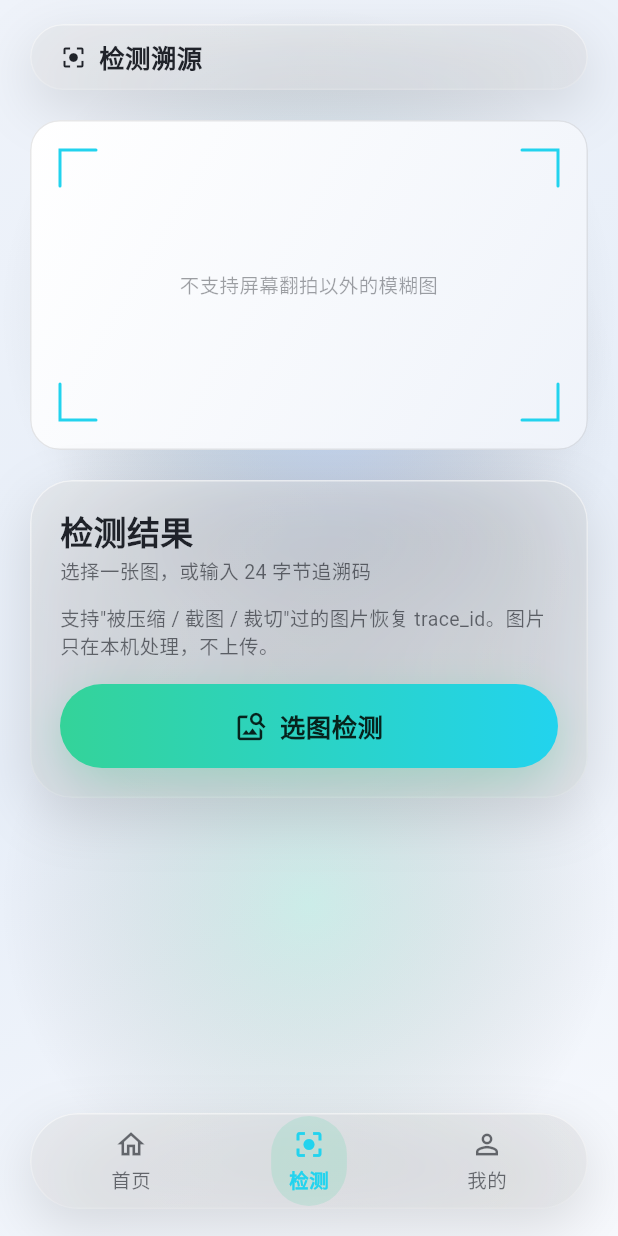
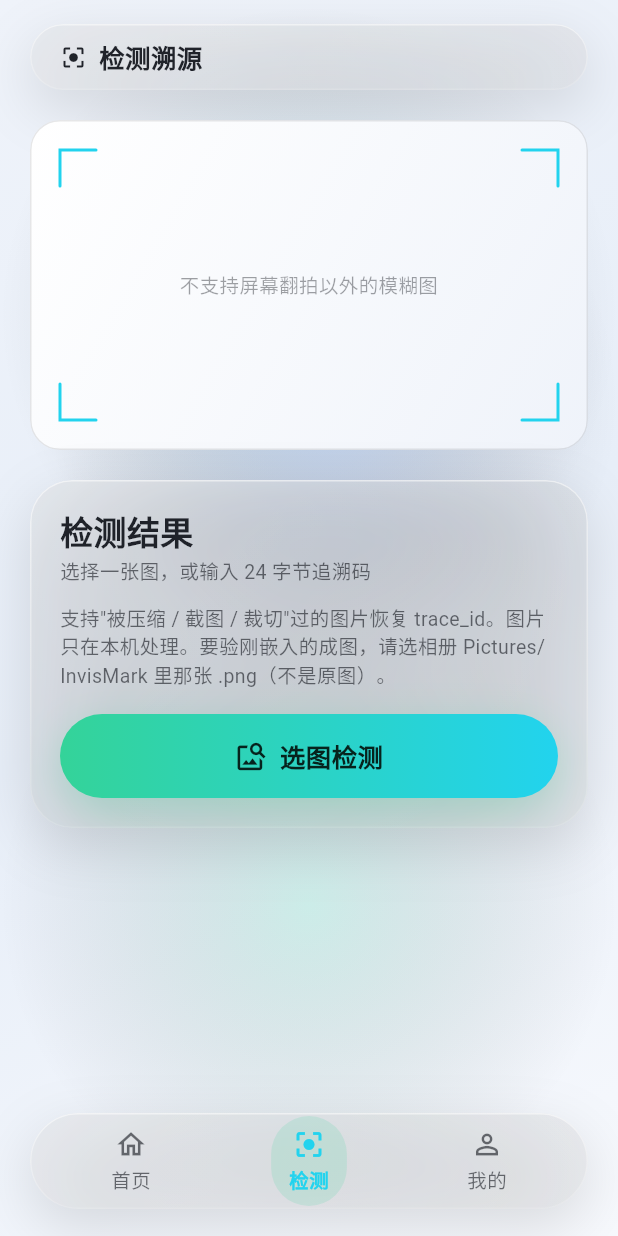
Before and after one commit to taike-ark/InvisMark, a Flutter app: the screen it shows after launch, item 2 of the bottom bar chosen, on a phone screen of 412 x 824 dp. Run offline on Flutter 3.47's test engine with Material 3 defaults, Android fonts, the phone set to English and light mode, and no system bars.

Commit message:
feat(mobile): 结果页「验证这张图」+ 检测页「检测最近这张成图」诊断入口
- 结果页新增一键验证：直接对刚嵌入的 bytes 跑本机提取，弹窗显示命中/trace_id/自定义内容/置信度，
  用于区分「选错图」与「真的检不出」
- 检测页新增「检测最近这张成图」按钮，不用选图即可验证最近一次嵌入
- 检测页提示：验成图要选 Pictures/InvisMark 里的 .png（不是原图）
- 新增 LocalEngine 回归测试（mock 原生 prefs）：自定义内容/标准码两条链路都通过
- 修 detect_screen 缺 dart:typed_data 导入

```diff
--- a/apps/mobile/lib/screens/detect_screen.dart
+++ b/apps/mobile/lib/screens/detect_screen.dart
@@ -5,6 +5,8 @@
 // 玻璃预算（≤ 3）：① 顶部标题胶囊 ② 状态卡 ③ 悬浮 TabBar。
 // 玻璃卡内不再嵌玻璃按钮（避免"玻璃套玻璃"），卡内动作用扁平按钮。
 // 取景区是图片区域：零玻璃、零模糊。
+
+import 'dart:typed_data';
 
 import 'package:flutter/material.dart';
 
@@ -57,6 +59,25 @@ class _DetectScreenState extends State<DetectScreen> {
     _toast(message);
   }
 
+  /// 直接检测「最近一次嵌入的成图」，不经过选图——用于排除选错图的情况。
+  Future<void> _detectLastEmbedded() async {
+    final AppState state = AppStateScope.read(context);
+    final Uint8List? bytes = state.lastWatermarkedBytes;
+    if (bytes == null) {
+      _toast('还没有嵌入过图片');
+      return;
+    }
+    await runWithProgress<void>(
+      context,
+      '正在检测最近这张成图…',
+      () => state.detectImage(bytes: bytes, filename: 'last-embed.png'),
+    );
+    if (!mounted) {
+      return;
+    }
+    _toast(state.lastTrace?.found == true ? '命中：${state.lastTrace?.customText ?? state.lastTrace?.traceId}' : '未检出');
+  }
+
   void _manualReview() {
     // TODO(M3): 提交人工复核工单（POST /v1/extracts + 附件）。
     _toast('人工复核工单待 M3 接入');
@@ -89,6 +110,8 @@ class _DetectScreenState extends State<DetectScreen> {
         const SizedBox(height: AppSpacing.xl),
         _StatusCard(
           status: state.detectStatus,
+          hasLastEmbed: state.lastWatermarkedBytes != null,
+          onDetectLast: _detectLastEmbedded,
           trace: state.lastTrace,
           errorMessage: state.errorMessage,
           palette: palette,
@@ -248,6 +271,8 @@ class _CornerMarksPainter extends CustomPainter {
 class _StatusCard extends StatelessWidget {
   const _StatusCard({
     required this.status,
+    required this.hasLastEmbed,
+    required this.onDetectLast,
     required this.trace,
     required this.errorMessage,
     required this.palette,
@@ -261,6 +286,8 @@ class _StatusCard extends StatelessWidget {
   });
 
   final DetectStatus status;
+  final bool hasLastEmbed;
+  final VoidCallback onDetectLast;
   final TraceResult? trace;
   final String? errorMessage;
   final AppPalette palette;
@@ -308,7 +335,7 @@ class _StatusCard extends StatelessWidget {
       children: <Widget>[
         Text(
           '支持"被压缩 / 截图 / 裁切"过的图片恢复 trace_id。'
-          '${offline ? '图片只在本机处理，不上传。' : '选图后会直接上传到服务端提取。'}',
+          '${offline ? '图片只在本机处理。要验刚嵌入的成图，请选相册 Pictures/InvisMark 里那张 .png（不是原图）。' : '选图后会直接上传到服务端提取。'}',
           style: AppType.footnote.copyWith(color: palette.glassTextSecondary),
         ),
         const SizedBox(height: AppSpacing.lg),
@@ -318,6 +345,14 @@ class _StatusCard extends StatelessWidget {
           semanticsLabel: '选择一张图片并检测隐含水印',
           onPressed: onPick,
         ),
+        if (hasLastEmbed) ...<Widget>[
+          const SizedBox(height: AppSpacing.sm),
+          GlassSecondaryButton(
+            label: '检测最近这张成图',
+            semanticsLabel: '不用选图，直接检测最近嵌入的成图',
+            onPressed: onDetectLast,
+          ),
+        ],
       ],
     );
   }
```
Also changed, not shown: apps/mobile/lib/screens/result_screen.dart (+69 -0 lines), 1 other file.
